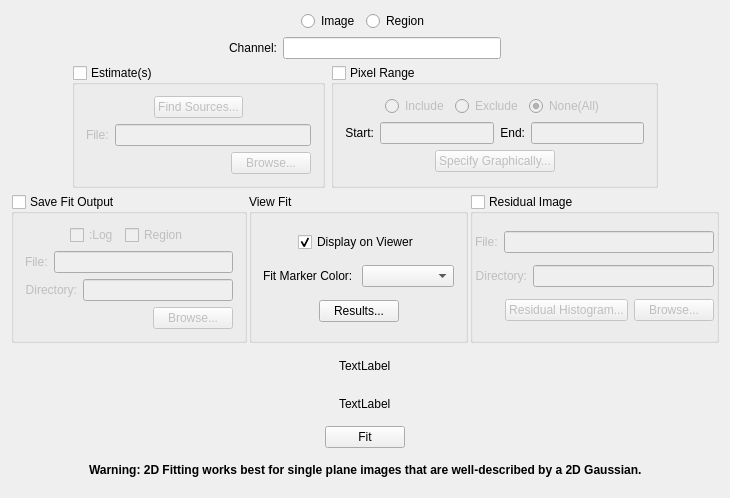
This is code/display/Fit/Fit2DTool.ui in radio-astro/casa as Qt 5 draws it before an edit. The edited form follows.
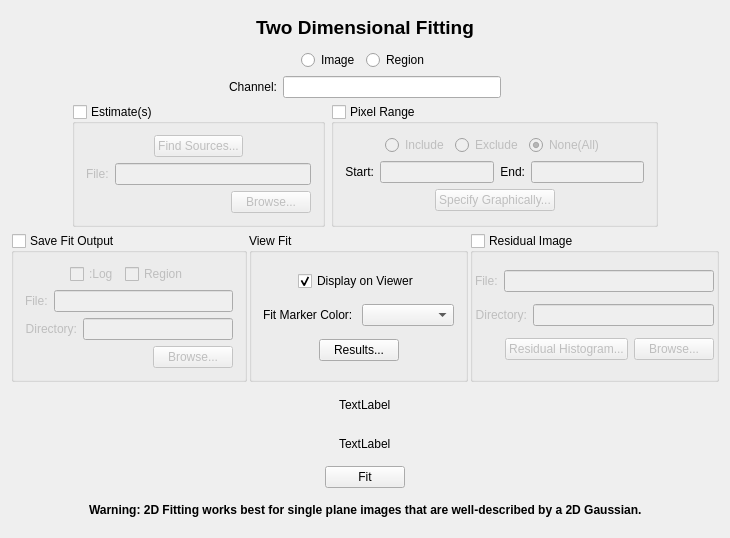
This is the edited form.

Commit message: New Development: No             JIRA Issue: No         Ready for Test: Yes      Interface Changes: No What Interface Changed: Please list interface changes          Test Programs: List test programs   Put in Release Notes: No              Module(s): Module Names change impacts.            Description: Viewer: Improvements to 2D Source Fitting code suggested by Leroy.

Patch:
```diff
--- a/code/display/Fit/Fit2DTool.ui
+++ b/code/display/Fit/Fit2DTool.ui
@@ -7,13 +7,61 @@
     <x>0</x>
     <y>0</y>
     <width>730</width>
-    <height>498</height>
+    <height>538</height>
    </rect>
   </property>
   <property name="windowTitle">
    <string>Fit2DTool</string>
   </property>
   <layout class="QVBoxLayout" name="verticalLayout">
+   <item>
+    <layout class="QHBoxLayout" name="horizontalLayout_26">
+     <item>
+      <spacer name="horizontalSpacer_32">
+       <property name="orientation">
+        <enum>Qt::Horizontal</enum>
+       </property>
+       <property name="sizeHint" stdset="0">
+        <size>
+         <width>40</width>
+         <height>20</height>
+        </size>
+       </property>
+      </spacer>
+     </item>
+     <item>
+      <layout class="QHBoxLayout" name="horizontalLayout_2">
+       <item>
+        <widget class="QLabel" name="label">
+         <property name="font">
+          <font>
+           <pointsize>14</pointsize>
+           <weight>75</weight>
+           <bold>true</bold>
+          </font>
+         </property>
+         <property name="text">
+          <string>&lt;font color='black'&gt;Two Dimensional Fitting&lt;/font&gt;</string>
+         </property>
+        </widget>
+       </item>
+      </layout>
+     </item>
+     <item>
+      <spacer name="horizontalSpacer_33">
+       <property name="orientation">
+        <enum>Qt::Horizontal</enum>
+       </property>
+       <property name="sizeHint" stdset="0">
+        <size>
+         <width>40</width>
+         <height>20</height>
+        </size>
+       </property>
+      </spacer>
+     </item>
+    </layout>
+   </item>
    <item>
     <layout class="QHBoxLayout" name="horizontalLayout_24">
      <item>
```
Left out of the diff: 4 changed lines with no effect on the pictures. The commit also changes 15 other files.
